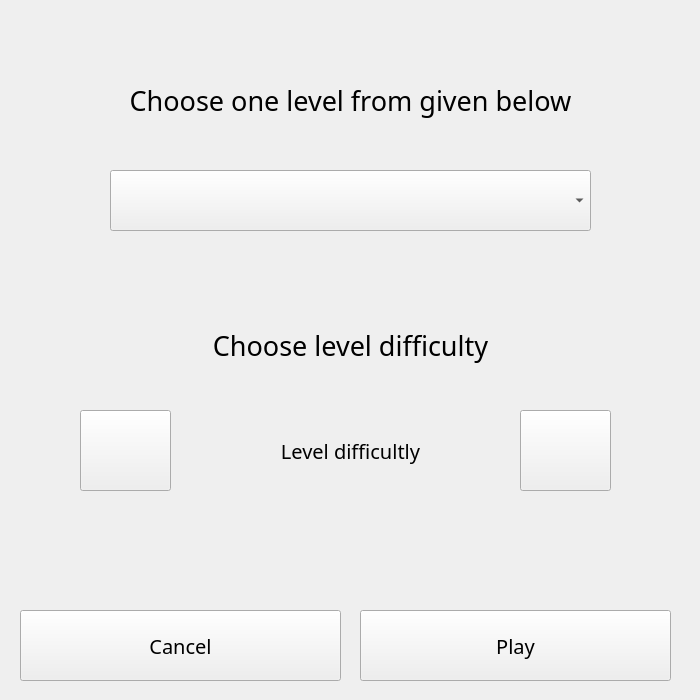
Above: GUI/ui_files/chooseLevel.ui from agak33/SW-Piano-Tiles before the change. Below: the same form after it.
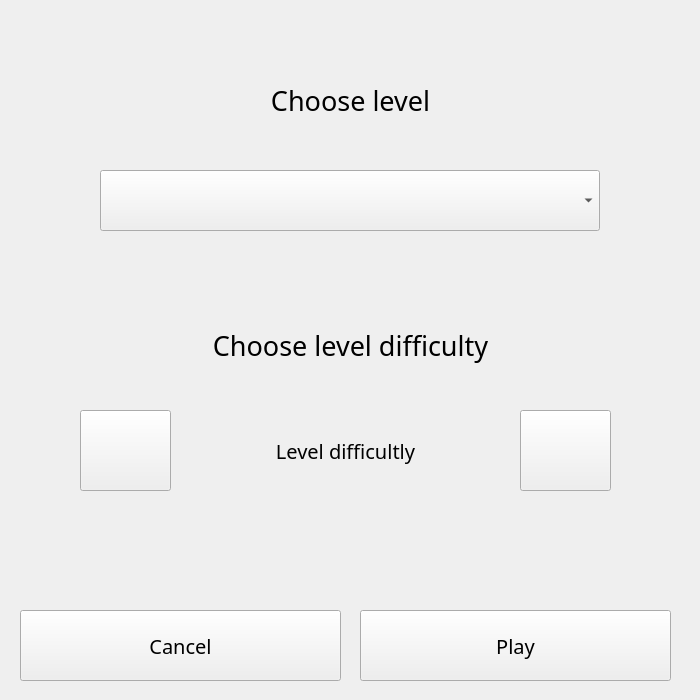
That is the form after the change.

```diff
--- a/GUI/ui_files/chooseLevel.ui
+++ b/GUI/ui_files/chooseLevel.ui
@@ -46,7 +46,7 @@
     </font>
    </property>
    <property name="text">
-    <string>Choose one level from given below</string>
+    <string>Choose level</string>
    </property>
    <property name="alignment">
     <set>Qt::AlignCenter</set>
@@ -68,9 +68,9 @@
   <widget class="QLabel" name="difficultyLabel">
    <property name="geometry">
     <rect>
-     <x>180</x>
+     <x>170</x>
      <y>410</y>
-     <width>341</width>
+     <width>351</width>
      <height>81</height>
     </rect>
    </property>
@@ -163,9 +163,9 @@
   <widget class="QComboBox" name="chooseLevelBox">
    <property name="geometry">
     <rect>
-     <x>110</x>
+     <x>100</x>
      <y>170</y>
-     <width>481</width>
+     <width>500</width>
      <height>61</height>
     </rect>
    </property>
```
